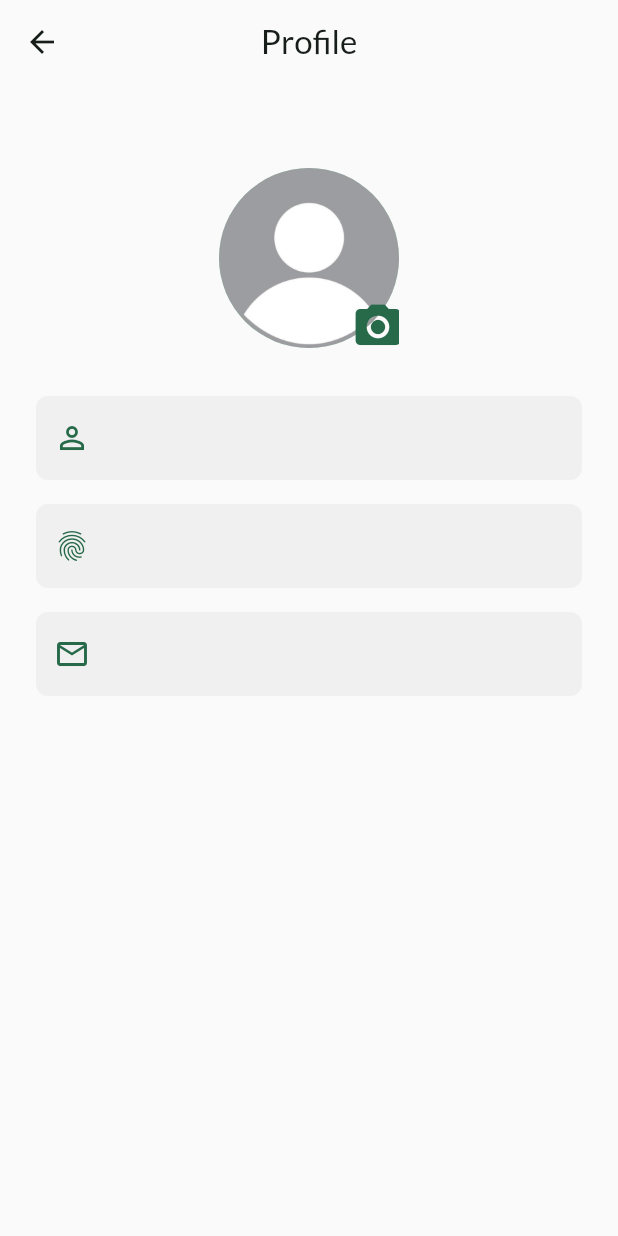
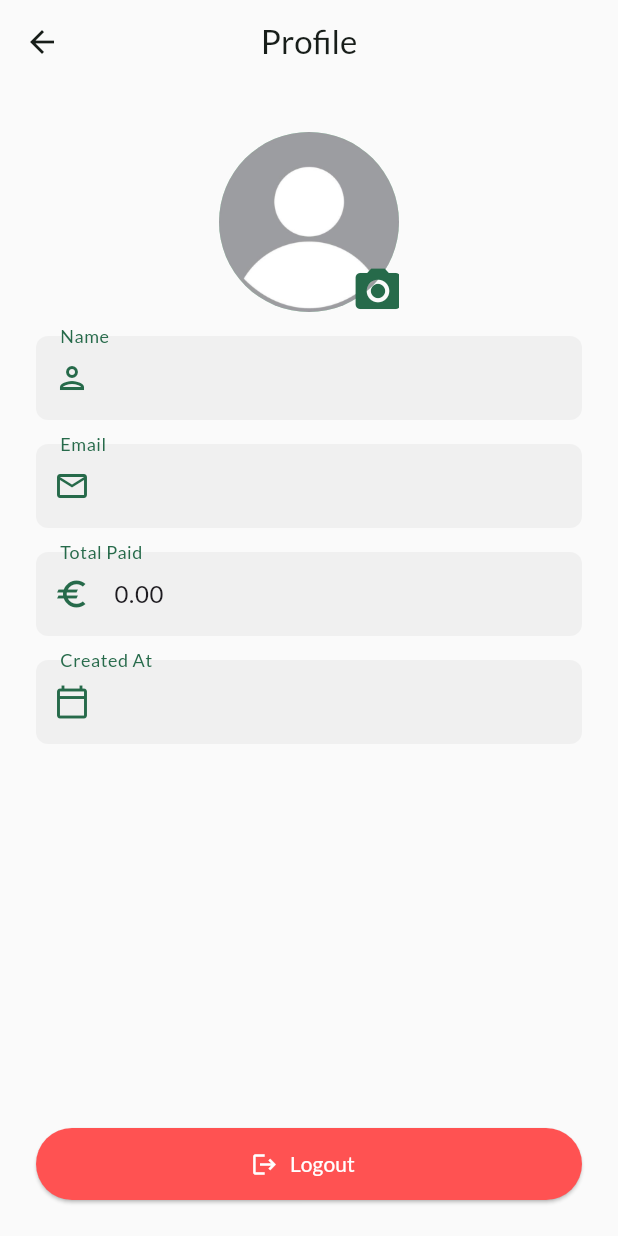
Before and after one commit to DonnerMarcel/Crossplatform_Project, a Flutter app: the UserProfileScreen screen opened directly, on a phone screen of 412 x 824 dp. Run offline on Flutter 3.47's test engine with Material 3 defaults, Android fonts, the phone set to English and light mode, and no system bars; our stand-ins replace cloud_firestore, firebase_auth, firebase_core, flutter_riverpod, google_fonts, google_mobile_ads and 3 more; accounts and stored records are empty.

Commit message:
improved the user profile screen and added logout button

```diff
--- a/lib/screens/user_profile_screen.dart
+++ b/lib/screens/user_profile_screen.dart
@@ -1,10 +1,13 @@
 import 'dart:io';
+import 'package:cloud_firestore/cloud_firestore.dart';
 import 'package:flutter/material.dart';
 import 'package:image_picker/image_picker.dart';
 import 'package:shared_preferences/shared_preferences.dart';
 
 import '../services/firestore_service.dart';
 import '../models/models.dart';
+import 'login_screen.dart';
+import 'package:intl/intl.dart';
 
 class UserProfileScreen extends StatefulWidget {
   const UserProfileScreen({super.key});
@@ -20,6 +23,7 @@ class _UserProfileScreenState extends State<UserProfileScreen> {
   User? currentUser;
   String? email;
   String? uid;
+  Timestamp? createdAt;
 
   @override
   void initState() {
@@ -37,13 +41,19 @@ class _UserProfileScreenState extends State<UserProfileScreen> {
       setState(() {
         uid = storedUid;
         email = storedEmail;
-        currentUser = User(id: doc['id'], name: doc['name']);
+        createdAt = doc['createdAt']; // <-- Get it directly
+        currentUser = User(
+          id: doc['id'],
+          name: doc['name'],
+          totalPaid: (doc['totalPaid'] ?? 0).toDouble(),
+        );
       });
     }
   }
 
   Future<void> _openCamera() async {
-    final XFile? pickedFile = await _picker.pickImage(source: ImageSource.camera);
+    final XFile? pickedFile =
+        await _picker.pickImage(source: ImageSource.camera);
     if (pickedFile != null) {
       setState(() {
         _imageFile = File(pickedFile.path);
@@ -51,8 +61,47 @@ class _UserProfileScreenState extends State<UserProfileScreen> {
     }
   }
 
+  Future<void> _confirmLogout() async {
+    final shouldLogout = await showDialog<bool>(
+      context: context,
+      builder: (context) => AlertDialog(
+        title: const Text('Logout'),
+        content: const Text('Are you sure you want to log out?'),
+        actions: [
+          TextButton(
+            onPressed: () => Navigator.of(context).pop(false),
+            child: const Text('Cancel'),
+          ),
+          TextButton(
+            onPressed: () => Navigator.of(context).pop(true),
+            child: const Text('Logout'),
+          ),
+        ],
+      ),
+    );
+
+    if (shouldLogout == true) {
+      final prefs = await SharedPreferences.getInstance();
+      await prefs.clear();
+
+      if (mounted) {
+        Navigator.pushAndRemoveUntil(
+          context,
+          MaterialPageRoute(builder: (context) => const LoginScreen()),
+          (route) => false,
+        );
+      }
+    }
+  }
+
   @override
   Widget build(BuildContext context) {
+    if (currentUser == null) {
+      //show empty container until _loadUser is finished or I would have to code
+      //a lot of garbage to handle nulls
+      return const Scaffold();
+    }
+
     return Scaffold(
       appBar: AppBar(title: const Text('Profile'), centerTitle: true),
       body: Padding(
@@ -60,7 +109,7 @@ class _UserProfileScreenState extends State<UserProfileScreen> {
         child: Center(
           child: Column(
             children: [
-              const SizedBox(height: 32),
+              const SizedBox(height: 8),
               Stack(
                 alignment: Alignment.bottomRight,
                 children: [
@@ -68,7 +117,8 @@ class _UserProfileScreenState extends State<UserProfileScreen> {
                     radius: 60,
                     backgroundImage: _imageFile != null
                         ? FileImage(_imageFile!)
-                        : const AssetImage('assets/icons/avatar_placeholder.png')
+                        : const AssetImage(
+                                'assets/icons/avatar_placeholder.png')
                             as ImageProvider,
                   ),
                   Positioned(
@@ -86,34 +136,109 @@ class _UserProfileScreenState extends State<UserProfileScreen> {
                   ),
                 ],
               ),
-              const SizedBox(height: 32),
-              TextFormField(
+              const SizedBox(height: 16),
+              IgnorePointer(
+                child: TextFormField(
                   readOnly: true,
                   initialValue: currentUser?.name,
-                decoration: _buildInputDecoration(
-                  context: context,
-                  labelText: currentUser?.name ?? '',
-                  prefixIconData: Icons.person_outline,
+                  // Your actual displayed text inside the field
+                  decoration: InputDecoration(
+                    labelText: 'Name',
+                    // Floating label above the field
+                    floatingLabelBehavior: FloatingLabelBehavior.always,
+                    prefixIcon:Icon(Icons.person_outlined, color: Theme.of(context).colorScheme.primary),
+                    filled: true,
+                    fillColor: Colors.black.withOpacity(0.04),
+                    border: OutlineInputBorder(
+                      borderRadius: BorderRadius.circular(8),
+                      borderSide: BorderSide.none,
+                    ),
+                    labelStyle: TextStyle(
+                      color: Theme.of(context).colorScheme.primary,
+                    ),
+                  ),
                 ),
               ),
               const SizedBox(height: 16),
-              TextFormField(
+              IgnorePointer(
+                child: TextFormField(
                   readOnly: true,
-                initialValue: uid ?? '',
-                decoration: _buildInputDecoration(
-                  context: context,
-                  labelText: uid ?? '',
-                  prefixIconData: Icons.fingerprint,
+                  initialValue: email ?? '',
+                  decoration: InputDecoration(
+                    labelText: 'Email',
+                    // Floating label above the field
+                    floatingLabelBehavior: FloatingLabelBehavior.always,
+                    prefixIcon: Icon(Icons.email_outlined, color: Theme.of(context).colorScheme.primary),
+                    filled: true,
+                    fillColor: Colors.black.withOpacity(0.04),
+                    border: OutlineInputBorder(
+                      borderRadius: BorderRadius.circular(8),
+                      borderSide: BorderSide.none,
+                    ),
+                    labelStyle: TextStyle(
+                      color: Theme.of(context).colorScheme.primary,
+                    ),
+                  ),
                 ),
               ),
               const SizedBox(height: 16),
-              TextFormField(
+              IgnorePointer(
+                child: TextFormField(
                   readOnly: true,
-                initialValue: email ?? '',
-                decoration: _buildInputDecoration(
-                  context: context,
-                  labelText: email ?? '',
-                  prefixIconData: Icons.email_outlined,
+                  initialValue: currentUser?.totalPaid.toStringAsFixed(2),
+                  decoration: InputDecoration(
+                    labelText: 'Total Paid',
+                    // Floating label above the field
+                    floatingLabelBehavior: FloatingLabelBehavior.always,
+                    prefixIcon: Icon(Icons.euro_outlined, color: Theme.of(context).colorScheme.primary),
+                    filled: true,
+                    fillColor: Colors.black.withOpacity(0.04),
+                    border: OutlineInputBorder(
+                      borderRadius: BorderRadius.circular(8),
+                      borderSide: BorderSide.none,
+                    ),
+                    labelStyle: TextStyle(
+                      color: Theme.of(context).colorScheme.primary,
+                    ),
+                  ),
+                ),
+              ),
+              const SizedBox(height: 16),
+              IgnorePointer(
+                child: TextFormField(
+                  readOnly: true,
+                  initialValue: createdAt != null
+                      ? DateFormat('dd.MM.yyyy').format(
+                          DateTime.fromMillisecondsSinceEpoch(
+                              createdAt!.millisecondsSinceEpoch))
+                      : '',
+                  decoration: InputDecoration(
+                    labelText: 'Created At',
+                    // Floating label above the field
+                    floatingLabelBehavior: FloatingLabelBehavior.always,
+                    prefixIcon: Icon(Icons.calendar_today_outlined, color: Theme.of(context).colorScheme.primary),
+                    filled: true,
+                    fillColor: Colors.black.withOpacity(0.04),
+                    border: OutlineInputBorder(
+                      borderRadius: BorderRadius.circular(8),
+                      borderSide: BorderSide.none,
+                    ),
+                    labelStyle: TextStyle(
+                      color: Theme.of(context).colorScheme.primary,
+                    ),
+                  ),
+                ),
+              ),
+              const SizedBox(height: 16),
+              const Spacer(),
+              ElevatedButton.icon(
+                onPressed: _confirmLogout,
+                icon: const Icon(Icons.logout),
+                label: const Text('Logout'),
+                style: ElevatedButton.styleFrom(
+                  backgroundColor: Colors.redAccent,
+                  foregroundColor: Colors.white,
+                  minimumSize: const Size.fromHeight(48),
                 ),
               ),
             ],
@@ -121,7 +246,6 @@ class _UserProfileScreenState extends State<UserProfileScreen> {
         ),
       ),
     );
-  }
   }
 
   InputDecoration _buildInputDecoration({
@@ -131,15 +255,15 @@ InputDecoration _buildInputDecoration({
     String? suffixText,
     BuildContext? context,
   }) {
-  final iconColor = context != null
-      ? Theme.of(context).colorScheme.primary
-      : null;
+    final iconColor =
+        context != null ? Theme.of(context).colorScheme.primary : null;
 
     return InputDecoration(
       labelText: labelText,
       hintText: hintText,
       filled: true,
       fillColor: Colors.black.withOpacity(0.04),
+      floatingLabelBehavior: FloatingLabelBehavior.never,
       prefixIcon: prefixIconData != null
           ? Icon(prefixIconData, color: iconColor)
           : null,
@@ -150,3 +274,4 @@ InputDecoration _buildInputDecoration({
       ),
     );
   }
+}
```
Lines whose indentation alone changed are shown as unchanged.
